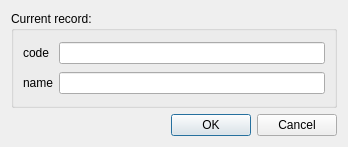
The window that employeeNewRecordDialog.ui (TatianaLebedik/design-bureau-database-manager) describes before a commit, drawn with Qt 5.
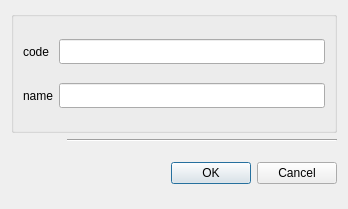
The same window after the commit. Icons and pictures are not drawn.

Patch:
```diff
--- a/employeeNewRecordDialog.ui
+++ b/employeeNewRecordDialog.ui
@@ -7,17 +7,68 @@
     <x>0</x>
     <y>0</y>
     <width>348</width>
-    <height>147</height>
+    <height>209</height>
    </rect>
   </property>
+  <property name="minimumSize">
+   <size>
+    <width>348</width>
+    <height>209</height>
+   </size>
+  </property>
+  <property name="maximumSize">
+   <size>
+    <width>348</width>
+    <height>209</height>
+   </size>
+  </property>
   <property name="windowTitle">
    <string>Dialog</string>
   </property>
   <layout class="QGridLayout" name="gridLayout">
-   <item row="0" column="0">
+   <item row="1" column="1">
+    <widget class="Line" name="line">
+     <property name="orientation">
+      <enum>Qt::Horizontal</enum>
+     </property>
+    </widget>
+   </item>
+   <item row="2" column="1">
+    <widget class="QDialogButtonBox" name="buttonBox">
+     <property name="orientation">
+      <enum>Qt::Horizontal</enum>
+     </property>
+     <property name="standardButtons">
+      <set>QDialogButtonBox::Cancel|QDialogButtonBox::Ok</set>
+     </property>
+    </widget>
+   </item>
+   <item row="2" column="0">
+    <widget class="QLabel" name="label">
+     <property name="minimumSize">
+      <size>
+       <width>50</width>
+       <height>50</height>
+      </size>
+     </property>
+     <property name="maximumSize">
+      <size>
+       <width>50</width>
+       <height>50</height>
+      </size>
+     </property>
+     <property name="styleSheet">
+      <string notr="true">image: url(:/rec/img/icons8-customer-50.png);</string>
+     </property>
+     <property name="text">
+      <string/>
+     </property>
+    </widget>
+   </item>
+   <item row="0" column="0" colspan="2">
     <widget class="QGroupBox" name="groupBox_5">
      <property name="title">
-      <string>Current record:</string>
+      <string/>
      </property>
      <layout class="QGridLayout" name="gridLayout_11">
       <item row="1" column="0">
@@ -29,6 +80,11 @@
       </item>
       <item row="1" column="1">
        <widget class="QLineEdit" name="employee_name_lineEdit">
+        <property name="font">
+         <font>
+          <family>Tibetan Machine Uni</family>
+         </font>
+        </property>
         <property name="maxLength">
          <number>20</number>
         </property>
@@ -36,6 +92,11 @@
       </item>
       <item row="0" column="1">
        <widget class="QLineEdit" name="employee_code_lineEdit">
+        <property name="font">
+         <font>
+          <family>Tibetan Machine Uni</family>
+         </font>
+        </property>
         <property name="maxLength">
          <number>6</number>
         </property>
@@ -51,16 +112,6 @@
      </layout>
     </widget>
    </item>
-   <item row="1" column="0">
-    <widget class="QDialogButtonBox" name="buttonBox">
-     <property name="orientation">
-      <enum>Qt::Horizontal</enum>
-     </property>
-     <property name="standardButtons">
-      <set>QDialogButtonBox::Cancel|QDialogButtonBox::Ok</set>
-     </property>
-    </widget>
-   </item>
   </layout>
  </widget>
  <resources/>
```
Left out of the diff: 2 changed lines with no effect on the pictures.
